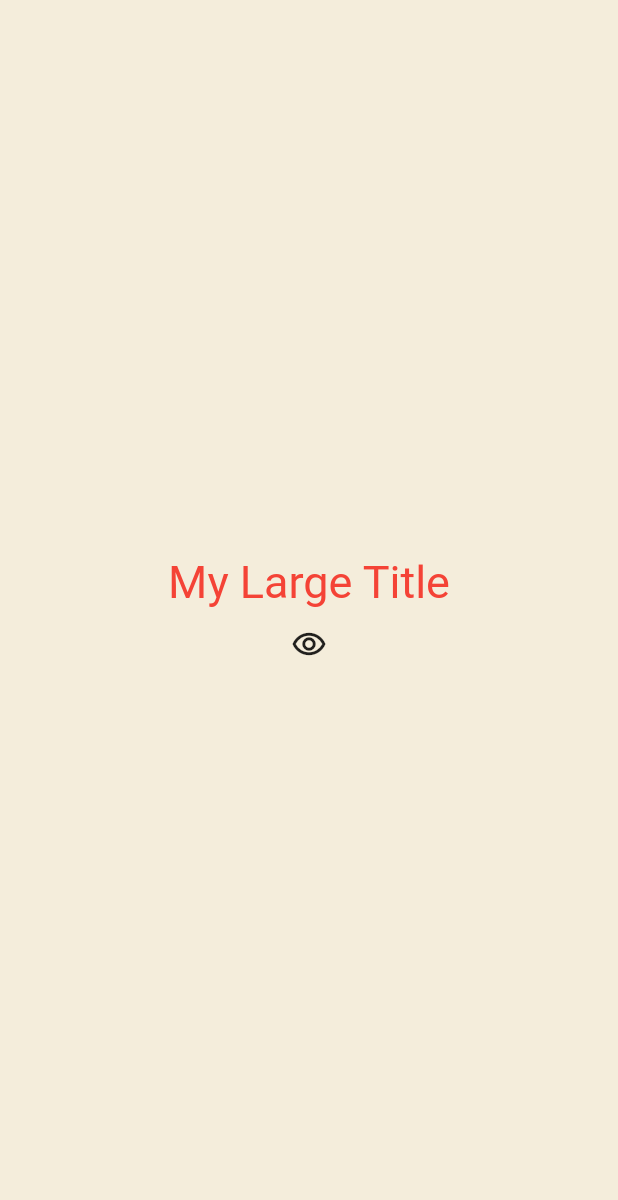
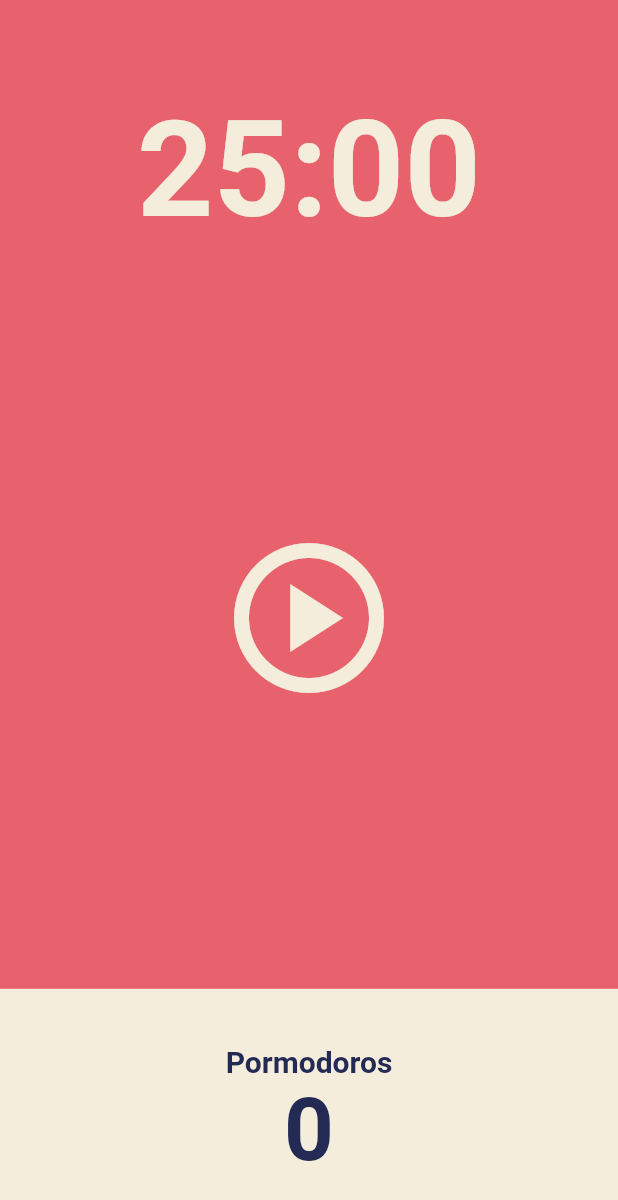
Before and after one commit to developerQuo/toonflix, a Flutter app: the screen it shows after launch, on a phone screen of 412 x 824 dp. Shown: the top 1200 px of the screen. Run offline on Flutter 3.47's test engine with Material 2 defaults, Android fonts, the phone set to English and light mode, and no system bars.

Commit message:
Pormodoro user interface

```diff
--- a/lib/main.dart
+++ b/lib/main.dart
@@ -1,10 +1,11 @@
 import 'package:flutter/material.dart';
-import 'package:toonflix/counter.dart';
+import 'package:toonflix/pomodoro.dart';
 import 'package:toonflix/widgets/button.dart';
 import 'package:toonflix/widgets/currency_card.dart';
 
 void main() {
-  runApp(const Counter());
+  runApp(const PromodoApp());
+  // runApp(const Counter());
   // runApp(const MyApp());
 }
 
--- /dev/null
+++ b/lib/pomodoro.dart
@@ -0,0 +1,34 @@
+import 'package:flutter/material.dart';
+import 'package:toonflix/screens/home_screen.dart';
+
+class PromodoApp extends StatelessWidget {
+  const PromodoApp({super.key});
+
+  @override
+  Widget build(BuildContext context) {
+    return MaterialApp(
+      theme: ThemeData(
+        textTheme: const TextTheme(
+          displayLarge: TextStyle(
+            color: Color(0xFF232B55),
+          ),
+        ),
+        cardColor: const Color(0xFFF4EDDB),
+        colorScheme: const ColorScheme(
+          background: Color(0xFFE7626C),
+          brightness: Brightness.light,
+          error: Colors.red,
+          onBackground: Colors.pinkAccent,
+          onError: Colors.redAccent,
+          onPrimary: Colors.purpleAccent,
+          onSecondary: Colors.lightBlueAccent,
+          onSurface: Colors.orangeAccent,
+          primary: Colors.purple,
+          secondary: Colors.lightBlue,
+          surface: Colors.orange,
+        ),
+      ),
+      home: const HomeScreen(),
+    );
+  }
+}
--- /dev/null
+++ b/lib/screens/home_screen.dart
@@ -0,0 +1,82 @@
+import 'package:flutter/material.dart';
+
+class HomeScreen extends StatefulWidget {
+  const HomeScreen({super.key});
+
+  @override
+  State<HomeScreen> createState() => _HomeScreenState();
+}
+
+class _HomeScreenState extends State<HomeScreen> {
+  @override
+  Widget build(BuildContext context) {
+    return Scaffold(
+      backgroundColor: Theme.of(context).colorScheme.background,
+      body: Column(
+        children: [
+          Flexible(
+            flex: 1,
+            child: Container(
+              alignment: Alignment.bottomCenter,
+              child: Text(
+                '25:00',
+                style: TextStyle(
+                  color: Theme.of(context).cardColor,
+                  fontSize: 89,
+                  fontWeight: FontWeight.w600,
+                ),
+              ),
+            ),
+          ),
+          Flexible(
+            flex: 3,
+            child: Center(
+              child: IconButton(
+                  onPressed: () {},
+                  icon: const Icon(Icons.play_circle_outlined),
+                  iconSize: 120,
+                  color: Theme.of(context).cardColor),
+            ),
+          ),
+          Flexible(
+            flex: 1,
+            child: Row(
+              children: [
+                Expanded(
+                  child: Container(
+                    decoration: BoxDecoration(
+                      color: Theme.of(context).cardColor,
+                    ),
+                    child: Column(
+                      mainAxisAlignment: MainAxisAlignment.center,
+                      children: [
+                        Text(
+                          'Pormodoros',
+                          style: TextStyle(
+                            fontSize: 20,
+                            fontWeight: FontWeight.w600,
+                            color:
+                                Theme.of(context).textTheme.displayLarge!.color,
+                          ),
+                        ),
+                        Text(
+                          '0',
+                          style: TextStyle(
+                            fontSize: 58,
+                            fontWeight: FontWeight.w600,
+                            color:
+                                Theme.of(context).textTheme.displayLarge!.color,
+                          ),
+                        ),
+                      ],
+                    ),
+                  ),
+                ),
+              ],
+            ),
+          ),
+        ],
+      ),
+    );
+  }
+}
```
